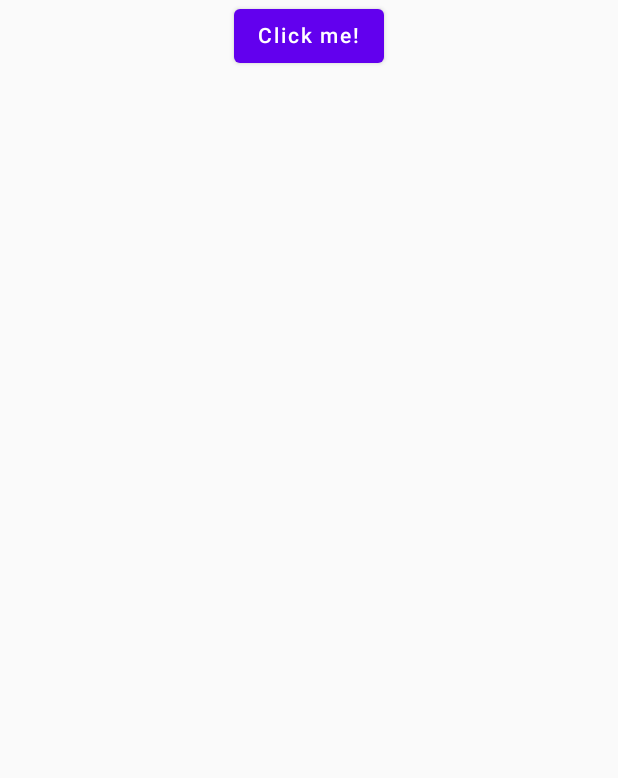
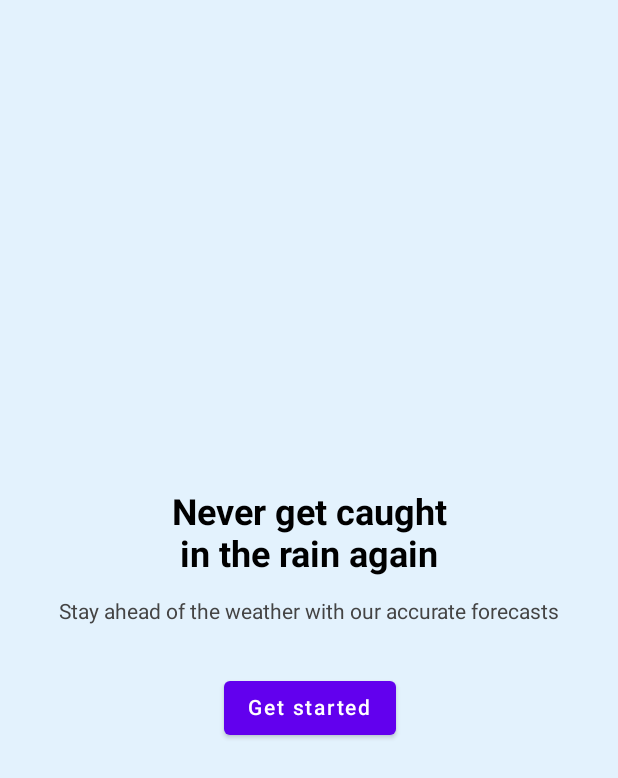
Before and after one commit to surajpsp/WhetherKKotlin, an Android app built with Jetpack Compose: the screen it shows after launch (MainActivity), on a phone screen of 412 x 824 dp. Shown: the top 778 px of the screen. Run offline under Robolectric (Android 15) with nearby library versions, the phone set to English and light mode, and no system bars; our stand-ins replace Voyager.

Commit message:
Initial Ui Setup

```diff
--- a/composeApp/build.gradle.kts
+++ b/composeApp/build.gradle.kts
@@ -27,9 +27,14 @@ kotlin {
             implementation(compose.ui)
             implementation(compose.components.resources)
             implementation(compose.components.uiToolingPreview)
+            implementation(compose.materialIconsExtended)
             implementation(libs.androidx.lifecycle.viewmodel)
             implementation(libs.androidx.lifecycle.runtime.compose)
             implementation(projects.shared)
+            // put your Multiplatform dependencies here
+            implementation(libs.voyager.navigation)
+            implementation(libs.voyager.screenmodel)
+            implementation(libs.voyager.transitions)
         }
     }
 }
--- a/composeApp/src/androidMain/kotlin/com/silentdev/whetherkmm/MainActivity.kt
+++ b/composeApp/src/androidMain/kotlin/com/silentdev/whetherkmm/MainActivity.kt
@@ -5,19 +5,25 @@ import androidx.activity.ComponentActivity
 import androidx.activity.compose.setContent
 import androidx.compose.runtime.Composable
 import androidx.compose.ui.tooling.preview.Preview
+import cafe.adriel.voyager.navigator.Navigator
+import com.silentdev.whetherkmm.persentation.OnboardingScreen
 
 class MainActivity : ComponentActivity() {
     override fun onCreate(savedInstanceState: Bundle?) {
         super.onCreate(savedInstanceState)
 
         setContent {
-            App()
+            Navigator(screen = OnboardingScreen())
         }
+
+//        setContent {
+//            App()
+//        }
     }
 }
 
 @Preview
 @Composable
 fun AppAndroidPreview() {
-    App()
+    OnboardingScreen()
 }
--- /dev/null
+++ b/composeApp/src/androidMain/kotlin/com/silentdev/whetherkmm/persentation/OnboardingScreen.kt
@@ -0,0 +1,57 @@
+package com.silentdev.whetherkmm.persentation
+
+import androidx.compose.foundation.background
+import androidx.compose.foundation.layout.Box
+import androidx.compose.foundation.layout.Column
+import androidx.compose.foundation.layout.Spacer
+import androidx.compose.foundation.layout.fillMaxSize
+import androidx.compose.foundation.layout.height
+import androidx.compose.material.Button
+import androidx.compose.material.Text
+import androidx.compose.runtime.Composable
+import androidx.compose.ui.Alignment
+import androidx.compose.ui.Modifier
+import androidx.compose.ui.graphics.Color
+import androidx.compose.ui.text.font.FontWeight
+import androidx.compose.ui.text.style.TextAlign
+import androidx.compose.ui.unit.dp
+import androidx.compose.ui.unit.sp
+import cafe.adriel.voyager.core.screen.Screen
+import cafe.adriel.voyager.navigator.LocalNavigator
+
+class OnboardingScreen : Screen {
+    @Composable
+    override fun Content() {
+        val navigator = LocalNavigator.current
+
+        Box(
+            modifier = Modifier
+                .fillMaxSize()
+                .background(Color(0xFFE3F2FD)),
+            contentAlignment = Alignment.Center
+        ) {
+            Column(horizontalAlignment = Alignment.CenterHorizontally) {
+                Text(
+                    text = "Never get caught\nin the rain again",
+                    fontSize = 24.sp,
+                    fontWeight = FontWeight.Bold,
+                    color = Color.Black,
+                    textAlign = TextAlign.Center
+                )
+                Spacer(modifier = Modifier.height(16.dp))
+                Text(
+                    text = "Stay ahead of the weather with our accurate forecasts",
+                    fontSize = 14.sp,
+                    color = Color.DarkGray,
+                    textAlign = TextAlign.Center
+                )
+                Spacer(modifier = Modifier.height(32.dp))
+                Button(
+                    onClick = { navigator?.push(HomeScreen()) },
+                ) {
+                    Text("Get started")
+                }
+            }
+        }
+    }
+}
--- a/shared/build.gradle.kts
+++ b/shared/build.gradle.kts
@@ -33,10 +33,6 @@ kotlin {
             implementation(libs.ktor.client.okhttp)
         }
         commonMain.dependencies {
-            // put your Multiplatform dependencies here
-            implementation(libs.voyager.navigation)
-            implementation(libs.voyager.screenmodel)
-            implementation(libs.voyager.transitions)
             implementation(libs.koin.core)
             implementation(libs.kotlinx.datetime)
             implementation(libs.kotlinx.serialization)
--- a/shared/src/androidMain/kotlin/com/silentdev/whetherkmm/core/remote/KtorClient.android.kt
+++ b/shared/src/androidMain/kotlin/com/silentdev/whetherkmm/core/remote/KtorClient.android.kt
@@ -1,6 +1,6 @@
 package com.silentdev.whetherkmm.core.remote
 
-import com.silentdev.whetherkmm.core.BASE_URL
+import com.silentdev.whetherkmm.core.util.BASE_URL
 import io.ktor.client.HttpClient
 import io.ktor.client.engine.okhttp.OkHttp
 import io.ktor.client.plugins.HttpTimeout
--- a/shared/src/commonMain/kotlin/com/silentdev/whetherkmm/core/Util.kt
+++ /dev/null
@@ -1,4 +0,0 @@
-package com.silentdev.whetherkmm.core
-
-class Util {
-}
--- a/shared/src/commonMain/kotlin/com/silentdev/whetherkmm/core/Constant.kt
+++ b/shared/src/commonMain/kotlin/com/silentdev/whetherkmm/core/util/Constant.kt
@@ -1,3 +1,3 @@
-package com.silentdev.whetherkmm.core
+package com.silentdev.whetherkmm.core.util
 
 const val BASE_URL = "https://generativelanguage.googleapis.com/v1beta/models"
--- /dev/null
+++ b/shared/src/commonMain/kotlin/com/silentdev/whetherkmm/core/util/Extensions.kt
@@ -0,0 +1 @@
+package com.silentdev.whetherkmm.core.util
--- /dev/null
+++ b/shared/src/commonMain/kotlin/com/silentdev/whetherkmm/data/local/WetherDataSource.kt
@@ -0,0 +1,3 @@
+package com.silentdev.whetherkmm.data.local
+
+class WetherDataSource
--- /dev/null
+++ b/shared/src/commonMain/kotlin/com/silentdev/whetherkmm/data/remote/RemoteDataSource.kt
@@ -0,0 +1,3 @@
+package com.silentdev.whetherkmm.data.remote
+
+class RemoteDataSource
--- /dev/null
+++ b/shared/src/commonMain/kotlin/com/silentdev/whetherkmm/data/repository/WetherRepository.kt
@@ -0,0 +1,3 @@
+package com.silentdev.whetherkmm.data.repository
+
+class WetherRepository
--- /dev/null
+++ b/shared/src/commonMain/kotlin/com/silentdev/whetherkmm/domain/test.kt
@@ -0,0 +1,3 @@
+package com.silentdev.whetherkmm.domain
+
+class test
```
Also changed, not shown: composeApp/src/androidMain/kotlin/com/silentdev/whetherkmm/persentation/HomeScreen.kt (added, +86 -0 lines), shared/src/commonMain/kotlin/com/silentdev/whetherkmm/core/di/CommonModule.kt (added, +7 -0 lines), 3 other files.
